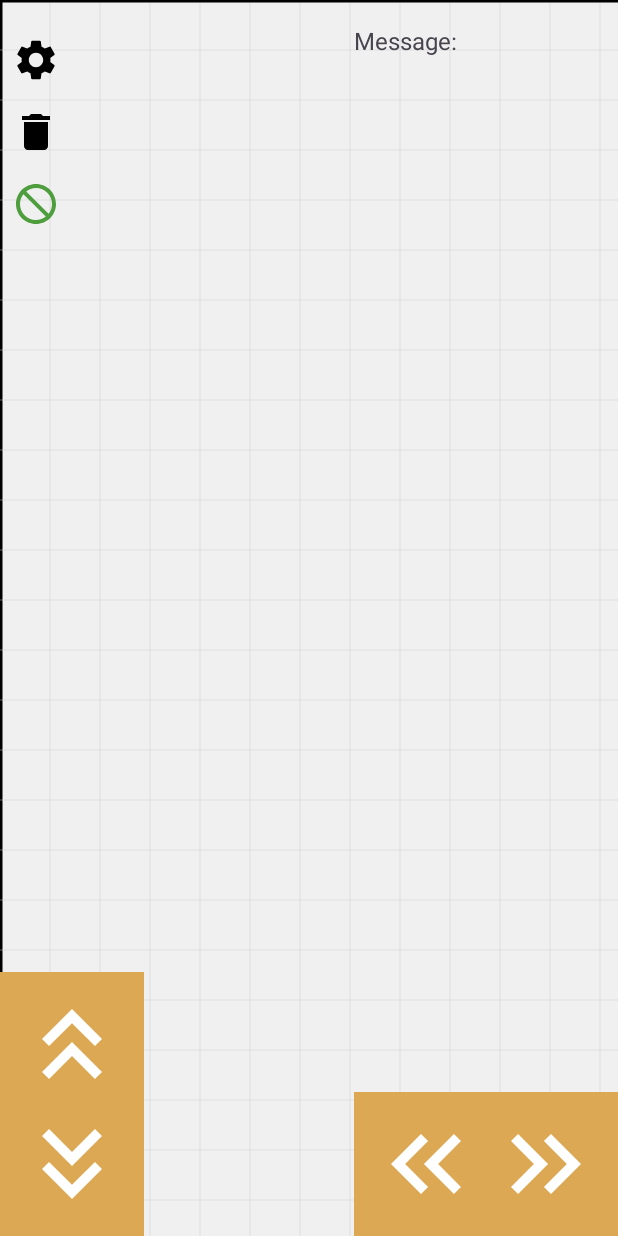
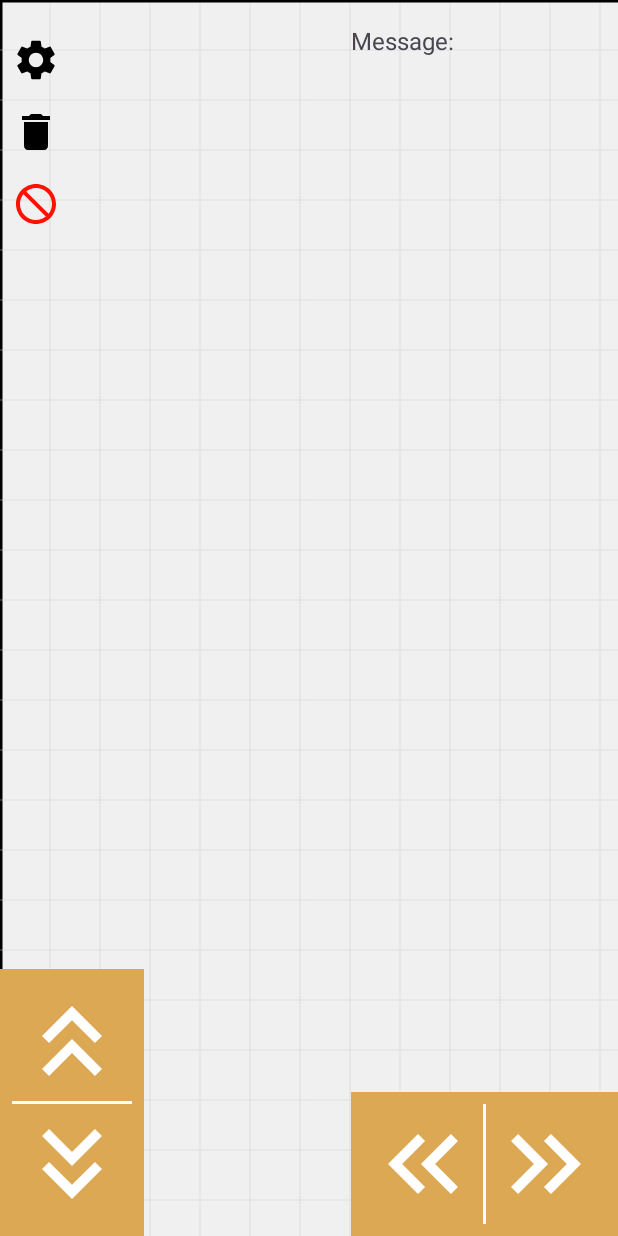
Before and after one commit to datdev1/BTL_He_Thong_Nhung, an Android app: the layout activity_main.xml on its own in the app's theme, with its tools: preview values and no code run, on a phone screen of 412 x 824 dp. Run offline under Robolectric (Android 15) with nearby library versions, the phone set to English and light mode, and no system bars.

Commit message:
change colors.xml

```diff
--- a/VaxRobot/app/src/main/res/layout/activity_main.xml
+++ b/VaxRobot/app/src/main/res/layout/activity_main.xml
@@ -5,7 +5,7 @@
     android:id="@+id/main"
     android:layout_width="match_parent"
     android:layout_height="match_parent"
-    tools:context=".MainActivity">
+    tools:context=".Main.MainActivity">
 
     <com.b21dccn216.vaxrobot.View.MapView
         android:id="@+id/map_view"
@@ -47,7 +47,7 @@
             android:layout_height="32dp"
             android:src="@drawable/baseline_do_not_disturb_24"
             android:layout_margin="8dp"
-            app:tint="@color/greenColor" />
+            app:tint="@color/redColor" />
     </LinearLayout>
 
 
@@ -86,6 +86,12 @@
                 android:backgroundTint="@color/whiteColor"
                 android:text="left"
                 android:id="@+id/left"/>
+
+            <com.google.android.material.divider.MaterialDivider
+                android:layout_width="2dp"
+                android:layout_height="match_parent"
+                app:dividerColor="@color/whiteColor"
+                />
             <View
                 android:background="@drawable/baseline_keyboard_double_arrow_right_24"
                 android:layout_width="80dp"
@@ -101,22 +107,27 @@
         android:layout_width="wrap_content"
         android:layout_height="wrap_content"
         android:padding="8dp"
-        android:background="@color/beigeColor"
         app:layout_constraintStart_toStartOf="parent"
         app:layout_constraintBottom_toBottomOf="parent"
         android:orientation="vertical"
+        android:background="@color/beigeColor"
         >
         <View
+            android:backgroundTint="@color/whiteColor"
             android:background="@drawable/baseline_keyboard_double_arrow_up_24"
             android:layout_width="80dp"
             android:layout_height="80dp"
+            android:id="@+id/up"/>
+        <com.google.android.material.divider.MaterialDivider
+            android:layout_width="match_parent"
+            android:layout_height="2dp"
+            app:dividerColor="@color/whiteColor"
+            />
+        <ImageView
             android:backgroundTint="@color/whiteColor"
-            android:id="@+id/up"/>
-        <View
             android:background="@drawable/baseline_keyboard_double_arrow_down_24"
             android:layout_width="80dp"
             android:layout_height="80dp"
-            android:backgroundTint="@color/whiteColor"
             android:text="down"
             android:id="@+id/down"/>
     </LinearLayout>
--- a/VaxRobot/app/src/main/res/layout/activity_setting.xml
+++ b/VaxRobot/app/src/main/res/layout/activity_setting.xml
@@ -36,6 +36,8 @@
             android:background="@drawable/baseline_info_24"
             />
     </LinearLayout>
+
+
     <LinearLayout
         android:layout_width="match_parent"
         android:layout_height="wrap_content"
--- a/VaxRobot/app/src/main/res/values/colors.xml
+++ b/VaxRobot/app/src/main/res/values/colors.xml
@@ -3,9 +3,11 @@
     <color name="blackColor">#FF000000</color>
     <color name="whiteColor">#FFFFFFFF</color>
     <color name="greenColor">#4E9E3D</color>
+    <color name="redColor">#FD1100</color>
     <color name="milkColor">   #F6F0F0</color>
     <color name="sandColor">    #F2E2B1</color>
     <color name="tealColor">    #A6CDC6</color>
     <color name="darkTealColor">    #16404D</color>
     <color name="beigeColor">        #DDA853</color>
+    <color name="lightBeigeColor">#F8CB82</color>
 </resources>
```
Also changed, not shown: VaxRobot/app/src/main/AndroidManifest.xml (+5 -3 lines), VaxRobot/app/src/main/res/layout/activity_pick_device.xml (+11 -4 lines).
